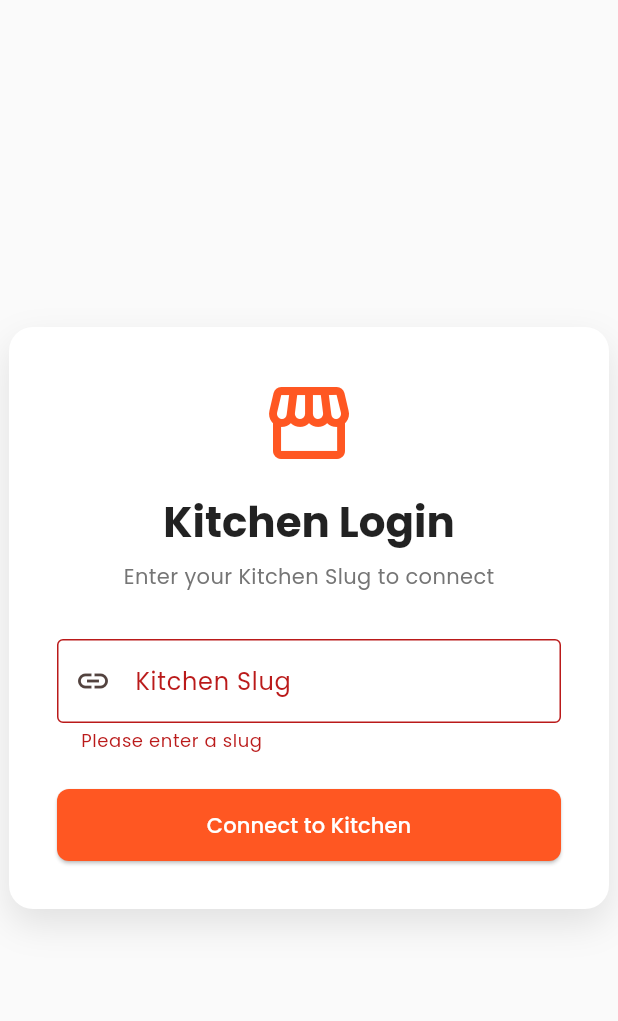
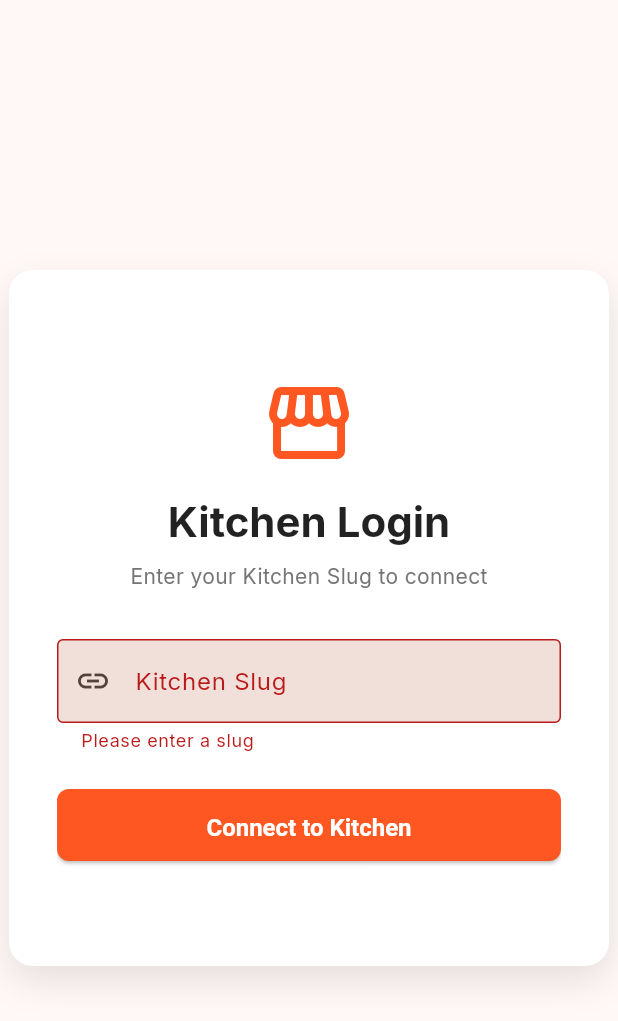
Before and after one commit to adeelrehman77/Food_App, a Flutter app: the screen it shows after launch, after a tap on "Connect to Kitchen", on a phone screen of 412 x 824 dp. Shown: the top 1021 px of the screen. Run offline on Flutter 3.47's test engine with Material 3 defaults, Android fonts, the phone set to English and light mode, and no system bars; our stand-ins replace dio, equatable, flutter_secure_storage, go_router, google_fonts.

Commit message:
feat: Implement initial Flutter application with tenant discovery, authentication, dashboard, and menu management features.

```diff
--- /dev/null
+++ b/flutter_app/lib/core/theme/app_theme.dart
@@ -0,0 +1,76 @@
+import 'package:flutter/material.dart';
+import 'package:google_fonts/google_fonts.dart';
+
+class AppTheme {
+  static ThemeData get lightTheme {
+    return ThemeData(
+      useMaterial3: true,
+      brightness: Brightness.light,
+      colorScheme: ColorScheme.fromSeed(
+        seedColor: const Color(0xFFE65100), // Orange
+        brightness: Brightness.light,
+        primary: const Color(0xFFE65100),
+        secondary: const Color(0xFF212121),
+      ),
+      textTheme: GoogleFonts.interTextTheme(),
+      appBarTheme: const AppBarTheme(
+        centerTitle: true,
+        elevation: 0,
+      ),
+      inputDecorationTheme: InputDecorationTheme(
+        border: OutlineInputBorder(
+          borderRadius: BorderRadius.circular(12),
+        ),
+        filled: true,
+      ),
+      elevatedButtonTheme: ElevatedButtonThemeData(
+        style: ElevatedButton.styleFrom(
+          padding: const EdgeInsets.symmetric(vertical: 16),
+          shape: RoundedRectangleBorder(
+            borderRadius: BorderRadius.circular(12),
+          ),
+          textStyle: const TextStyle(
+            fontSize: 16,
+            fontWeight: FontWeight.bold,
+          ),
+        ),
+      ),
+    );
+  }
+
+  static ThemeData get darkTheme {
+    return ThemeData(
+      useMaterial3: true,
+      brightness: Brightness.dark,
+      colorScheme: ColorScheme.fromSeed(
+        seedColor: const Color(0xFFE65100),
+        brightness: Brightness.dark,
+        primary: const Color(0xFFFFCCBC), // Lighter orange for dark mode
+        secondary: const Color(0xFFEEEEEE),
+      ),
+      textTheme: GoogleFonts.interTextTheme(ThemeData.dark().textTheme),
+      appBarTheme: const AppBarTheme(
+        centerTitle: true,
+        elevation: 0,
+      ),
+      inputDecorationTheme: InputDecorationTheme(
+        border: OutlineInputBorder(
+          borderRadius: BorderRadius.circular(12),
+        ),
+        filled: true,
+      ),
+      elevatedButtonTheme: ElevatedButtonThemeData(
+        style: ElevatedButton.styleFrom(
+          padding: const EdgeInsets.symmetric(vertical: 16),
+          shape: RoundedRectangleBorder(
+            borderRadius: BorderRadius.circular(12),
+          ),
+          textStyle: const TextStyle(
+            fontSize: 16,
+            fontWeight: FontWeight.bold,
+          ),
+        ),
+      ),
+    );
+  }
+}
--- a/flutter_app/lib/features/auth/presentation/tenant_login_screen.dart
+++ b/flutter_app/lib/features/auth/presentation/tenant_login_screen.dart
@@ -1,6 +1,7 @@
 import 'package:flutter/material.dart';
 import 'package:go_router/go_router.dart';
 import '../../../core/network/tenant_service.dart';
+import '../data/auth_service.dart';
 
 class TenantLoginScreen extends StatefulWidget {
   const TenantLoginScreen({super.key});
@@ -11,9 +12,27 @@ class TenantLoginScreen extends StatefulWidget {
 
 class _TenantLoginScreenState extends State<TenantLoginScreen> {
   final _slugController = TextEditingController();
+  final _usernameController = TextEditingController();
+  final _passwordController = TextEditingController();
+
   final _formKey = GlobalKey<FormState>();
+  final _loginFormKey = GlobalKey<FormState>();
+
   final _tenantService = TenantService();
+  final _authService = AuthService();
+
   bool _isLoading = false;
+  String? _kitchenName;
+  final PageController _pageController = PageController();
+
+  @override
+  void dispose() {
+    _slugController.dispose();
+    _usernameController.dispose();
+    _passwordController.dispose();
+    _pageController.dispose();
+    super.dispose();
+  }
 
   Future<void> _connectToKitchen() async {
     if (!_formKey.currentState!.validate()) return;
@@ -22,9 +41,44 @@ class _TenantLoginScreenState extends State<TenantLoginScreen> {
     final slug = _slugController.text.trim();
 
     try {
-      await _tenantService.discoverTenant(slug);
+      final name = await _tenantService.discoverTenant(slug);
+      setState(() {
+        _kitchenName = name ?? slug;
+      });
+      _pageController.nextPage(
+        duration: const Duration(milliseconds: 300),
+        curve: Curves.easeInOut,
+      );
+    } catch (e) {
       if (mounted) {
-        context.go('/user-login');
+        ScaffoldMessenger.of(context).showSnackBar(
+          SnackBar(
+            content: Text(e.toString().replaceAll('Exception: ', '')),
+            backgroundColor: Colors.red,
+          ),
+        );
+      }
+    } finally {
+      if (mounted) {
+        setState(() => _isLoading = false);
+      }
+    }
+  }
+
+  Future<void> _loginUser() async {
+    if (!_loginFormKey.currentState!.validate()) return;
+
+    setState(() => _isLoading = true);
+
+    try {
+      await _authService.login(
+        _usernameController.text.trim(),
+        _passwordController.text.trim(),
+      );
+      if (mounted) {
+        // Navigate to dashboard
+        // Assuming '/' is the dashboard or main authenticated route
+        context.go('/');
       }
     } catch (e) {
       if (mounted) {
@@ -42,10 +96,12 @@ class _TenantLoginScreenState extends State<TenantLoginScreen> {
     }
   }
 
-  @override
-  void dispose() {
-    _slugController.dispose();
-    super.dispose();
+  void _backToSlug() {
+    _pageController.previousPage(
+      duration: const Duration(milliseconds: 300),
+      curve: Curves.easeInOut,
+    );
+    _passwordController.clear();
   }
 
   @override
@@ -66,10 +122,27 @@ class _TenantLoginScreenState extends State<TenantLoginScreen> {
               ),
             ],
           ),
-          child: Form(
+          child: SizedBox(
+            height: 400, // Fixed height to prevent layout shifts
+            child: PageView(
+              controller: _pageController,
+              physics: const NeverScrollableScrollPhysics(),
+              children: [
+                _buildSlugStep(),
+                _buildLoginStep(),
+              ],
+            ),
+          ),
+        ),
+      ),
+    );
+  }
+
+  Widget _buildSlugStep() {
+    return Form(
       key: _formKey,
       child: Column(
-              mainAxisSize: MainAxisSize.min,
+        mainAxisAlignment: MainAxisAlignment.center,
         children: [
           const Icon(Icons.storefront, size: 64, color: Colors.deepOrange),
           const SizedBox(height: 16),
@@ -127,8 +200,86 @@ class _TenantLoginScreenState extends State<TenantLoginScreen> {
           ),
         ],
       ),
+    );
+  }
+
+  Widget _buildLoginStep() {
+    return Form(
+      key: _loginFormKey,
+      child: Column(
+        mainAxisAlignment: MainAxisAlignment.center,
+        children: [
+          const Icon(Icons.lock_open, size: 48, color: Colors.deepOrange),
+          const SizedBox(height: 16),
+          Text(
+            'Welcome back,',
+            style: Theme.of(context).textTheme.titleMedium?.copyWith(
+                  color: Colors.grey[600],
                 ),
           ),
+          Text(
+            _kitchenName ?? 'Kitchen',
+            style: Theme.of(context).textTheme.headlineSmall?.copyWith(
+                  fontWeight: FontWeight.bold,
+                  color: Colors.black87,
+                ),
+            textAlign: TextAlign.center,
+          ),
+          const SizedBox(height: 24),
+          TextFormField(
+            controller: _usernameController,
+            decoration: const InputDecoration(
+              labelText: 'Username or Email',
+              border: OutlineInputBorder(),
+              prefixIcon: Icon(Icons.person),
+            ),
+            validator: (value) =>
+                value == null || value.isEmpty ? 'Required' : null,
+          ),
+          const SizedBox(height: 16),
+          TextFormField(
+            controller: _passwordController,
+            obscureText: true,
+            decoration: const InputDecoration(
+              labelText: 'Password',
+              border: OutlineInputBorder(),
+              prefixIcon: Icon(Icons.lock),
+            ),
+            validator: (value) =>
+                value == null || value.isEmpty ? 'Required' : null,
+            onFieldSubmitted: (_) => _loginUser(),
+          ),
+          const SizedBox(height: 24),
+          SizedBox(
+            width: double.infinity,
+            height: 48,
+            child: ElevatedButton(
+              onPressed: _isLoading ? null : _loginUser,
+              style: ElevatedButton.styleFrom(
+                backgroundColor: Colors.deepOrange,
+                foregroundColor: Colors.white,
+                shape: RoundedRectangleBorder(
+                  borderRadius: BorderRadius.circular(8),
+                ),
+              ),
+              child: _isLoading
+                  ? const SizedBox(
+                      width: 24,
+                      height: 24,
+                      child: CircularProgressIndicator(
+                        strokeWidth: 2,
+                        color: Colors.white,
+                      ),
+                    )
+                  : const Text('Sign In'),
+            ),
+          ),
+          const SizedBox(height: 16),
+          TextButton(
+            onPressed: _isLoading ? null : _backToSlug,
+            child: const Text('Back to Workspace Selection'),
+          ),
+        ],
       ),
     );
   }
--- a/flutter_app/lib/main.dart
+++ b/flutter_app/lib/main.dart
@@ -1,9 +1,21 @@
 import 'package:flutter/material.dart';
 import 'package:google_fonts/google_fonts.dart';
+import 'package:provider/provider.dart'; // Add this to pubspec.yaml
 import 'core/router/app_router.dart';
+import 'core/providers/tenant_provider.dart'; // We'll create this next
+import 'core/theme/app_theme.dart';          // We'll create this next
 
-void main() {
-  runApp(const MyApp());
+void main() async {
+  WidgetsFlutterBinding.ensureInitialized();
+  // Here we would eventually initialize local storage/secure storage
+  runApp(
+    MultiProvider(
+      providers: [
+        ChangeNotifierProvider(create: (_) => TenantProvider()),
+      ],
+      child: const MyApp(),
+    ),
+  );
 }
 
 class MyApp extends StatelessWidget {
@@ -12,15 +24,11 @@ class MyApp extends StatelessWidget {
   @override
   Widget build(BuildContext context) {
     return MaterialApp.router(
-      title: 'Food App Dashboard',
-      theme: ThemeData(
-        useMaterial3: true,
-        colorScheme: ColorScheme.fromSeed(seedColor: Colors.deepOrange),
-        textTheme: GoogleFonts.poppinsTextTheme(
-          Theme.of(context).textTheme,
-        ),
-        scaffoldBackgroundColor: Colors.grey[50],
-      ),
+      title: 'Fun Adventure Admin',
+      // High-end enterprise theme
+      theme: AppTheme.lightTheme,
+      darkTheme: AppTheme.darkTheme,
+      themeMode: ThemeMode.system,
       routerConfig: router,
       debugShowCheckedModeBanner: false,
     );
--- a/flutter_app/pubspec.yaml
+++ b/flutter_app/pubspec.yaml
@@ -41,6 +41,7 @@ dependencies:
   dio: ^5.9.1
   equatable: ^2.0.8
   uuid: ^4.5.2
+  provider: ^6.1.2
 
 dev_dependencies:
   flutter_test:
```
Also changed, not shown: flutter_app/lib/core/network/tenant_service.dart (+22 -1 lines), flutter_app/lib/core/providers/tenant_provider.dart (added, +49 -0 lines), flutter_app/lib/features/auth/data/auth_service.dart (+8 -1 lines), flutter_app/pubspec.lock, 12 other files. Lines whose indentation alone changed are shown as unchanged.
